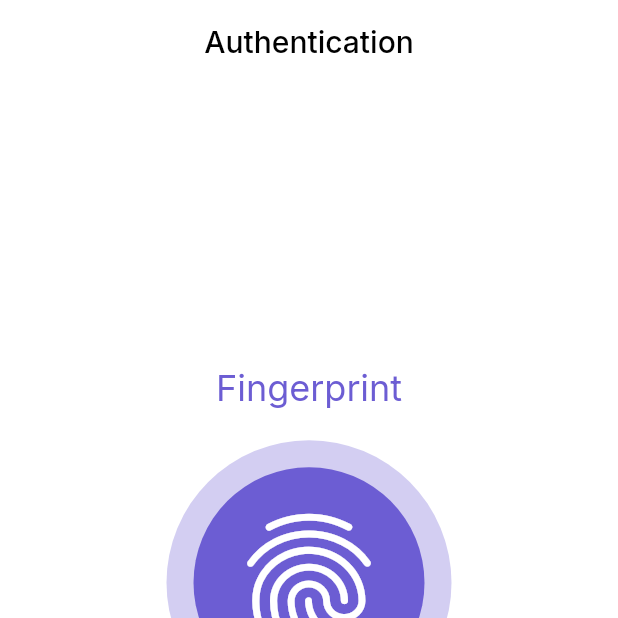
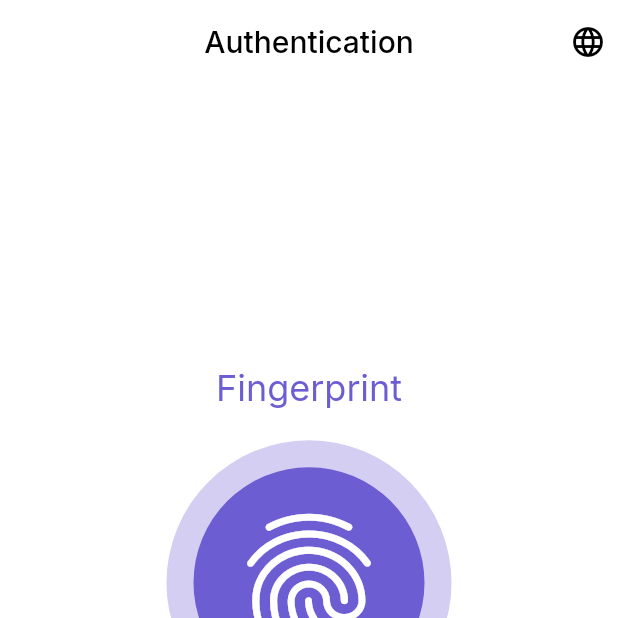
Before and after one commit to burakhangogce/password_manager, a Flutter app: the screen it shows after launch, on a phone screen of 412 x 824 dp, the top half of it. Run offline on Flutter 3.47's test engine with Material 2 defaults, Android fonts, the phone set to English and light mode, and no system bars; our stand-ins replace flutter_bloc, flutter_secure_storage, fluttertoast, get, google_fonts, hive and 2 more; missing offline and left inert: encrypt; accounts and stored records are empty.

Commit message:
language change

```diff
--- a/lib/Authentication.dart
+++ b/lib/Authentication.dart
@@ -1,6 +1,8 @@
 import 'dart:convert';
 import 'package:flutter/material.dart';
 import 'package:flutter_secure_storage/flutter_secure_storage.dart';
+import 'package:get/get.dart';
+import 'package:get/get_utils/src/extensions/internacionalization.dart';
 import 'package:hive/hive.dart';
 import 'package:google_fonts/google_fonts.dart';
 import 'package:hive_flutter/hive_flutter.dart';
@@ -116,21 +118,77 @@ class _AuthenticationPageState extends State<AuthenticationPage> {
     }
   }
 
+  final List locale = [
+    {'name': 'English', 'locale': Locale('en', 'US')},
+    {'name': 'Turkish', 'locale': Locale('tr', 'TR')},
+  ];
+  updateLanguage(Locale locale) {
+    Get.back();
+    Get.updateLocale(locale);
+  }
+
+  buildLanguageDialog(BuildContext context) {
+    showDialog(
+        context: context,
+        builder: (builder) {
+          return AlertDialog(
+            title: Text('Choose Your Language'),
+            content: Container(
+              width: double.maxFinite,
+              child: ListView.separated(
+                  shrinkWrap: true,
+                  itemBuilder: (context, index) {
+                    return Padding(
+                      padding: const EdgeInsets.all(8.0),
+                      child: GestureDetector(
+                        child: Text(locale[index]['name']),
+                        onTap: () {
+                          print(locale[index]['name']);
+                          updateLanguage(locale[index]['locale']);
+                        },
+                      ),
+                    );
+                  },
+                  separatorBuilder: (context, index) {
+                    return Divider(
+                      color: Colors.blue,
+                    );
+                  },
+                  itemCount: locale.length),
+            ),
+          );
+        });
+  }
+
   @override
   Widget build(BuildContext context) {
     return Scaffold(
       appBar: AppBar(
-        title: Text('Authentication',
+        title: Text('Authentication'.tr,
             style: GoogleFonts.getFont('Inter', color: Colors.black)),
         centerTitle: true,
         elevation: 0,
         backgroundColor: Colors.white,
+        actions: <Widget>[
+          Padding(
+            padding: const EdgeInsets.all(8.0),
+            child: GestureDetector(
+              onTap: () {
+                buildLanguageDialog(context);
+              },
+              child: Icon(
+                Icons.language,
+                color: Colors.black,
+              ),
+            ),
+          ),
+        ],
       ),
       body: Center(
         child: Column(
           mainAxisAlignment: MainAxisAlignment.center,
           children: [
-            Text('Fingerprint',
+            Text('Fingerprint'.tr,
                 style: GoogleFonts.getFont('Inter',
                     fontSize: 24, color: Color(0xff6C5DD3))),
             SizedBox(height: 20),
@@ -154,18 +212,17 @@ class _AuthenticationPageState extends State<AuthenticationPage> {
             TextButton(
               onPressed: () => Navigator.push(context,
                   MaterialPageRoute(builder: (_) => AuthenticationPinPage())),
-              child: Text('Try again PIN',
+              child: Text('tryAgainPIN'.tr,
                   style: GoogleFonts.getFont('Inter',
                       fontSize: 18, color: Color(0xff6C5DD3))),
             ),
             if (!authenticated)
-              Text(
-                  'Oh ! You Need to authenticate to move forward. \nI am doing this for you Safety!',
+              Text('youNeed'.tr,
                   style: GoogleFonts.getFont('Inter',
                       fontSize: 15, color: Colors.red)),
             TextButton(
               onPressed: () => authenticate(),
-              child: Text('Try again Biometrics',
+              child: Text('tryAgainBIO'.tr,
                   style: GoogleFonts.getFont('Inter',
                       fontSize: 18, color: Color(0xff6C5DD3))),
             ),
--- a/lib/controller/EncryptService.dart
+++ b/lib/controller/EncryptService.dart
@@ -2,6 +2,7 @@ import 'package:encrypt/encrypt.dart' as ENCRYPT;
 import 'package:flutter/material.dart';
 import 'package:flutter/services.dart';
 import 'package:fluttertoast/fluttertoast.dart';
+import 'package:get/get_utils/src/extensions/internacionalization.dart';
 
 class EncryptService {
   final iv = ENCRYPT.IV.fromLength(16);
@@ -28,7 +29,7 @@ class EncryptService {
     Clipboard.setData(ClipboardData(text: decrypted));
 
     Fluttertoast.showToast(
-        msg: 'Copied to your Clipboard',
+        msg: 'Copied to your Clipboard'.tr,
         toastLength: Toast.LENGTH_SHORT,
         gravity: ToastGravity.BOTTOM,
         timeInSecForIosWeb: 2,
--- /dev/null
+++ b/lib/language/localeString.dart
@@ -0,0 +1,40 @@
+import 'package:get/get.dart';
+
+class LocaleString extends Translations {
+  @override
+  // TODO: implement keys
+  Map<String, Map<String, String>> get keys => {
+        //ENGLISH LANGUAGE
+        'en_US': {
+          'Authentication': 'Authentication',
+          'tryAgainPIN': 'Try again PIN',
+          'tryAgainBIO': 'Try again Biometrics',
+          'youNeed':
+              'Oh ! You Need to authenticate to move forward. \nI am doing this for you Safety!',
+          'Fingerprint': 'Fingerprint',
+          'Your Passwords': 'Your Passwords',
+          'No Value!': 'No Value',
+          'Service': 'Service',
+          'usernameInfo': 'Username/Email/Phone',
+          'Password': 'Password',
+          'Save': 'Save',
+          'Copied to your Clipboard': 'Copied to your Clipboard',
+        },
+        //TURKISH LANGUAGE
+        'tr_TR': {
+          'Authentication': 'Kimlik Doğrulama',
+          'tryAgainPIN': 'PIN"i tekrar deneyin',
+          'tryAgainBIO': 'Parmak izini tekrar deneyin',
+          'youNeed':
+              'İlerlemek için kimlik doğrulaması yapman gerekir. Bunu senin güvenliğin için yapıyoruz!',
+          'Fingerprint': 'Parmak İzi',
+          'Your Passwords': 'Şifreleriniz',
+          'No Value!': 'Değer yok',
+          'Service': 'Servis',
+          'usernameInfo': 'Kullanıcı Adı/Email/Telefon',
+          'Password': 'Şifre',
+          'Save': 'Kaydet',
+          'Copied to your Clipboard': 'Panonuza kopyalandı',
+        },
+      };
+}
--- a/lib/main.dart
+++ b/lib/main.dart
@@ -1,6 +1,8 @@
 import 'package:flutter/material.dart';
 import 'package:flutter/services.dart';
 import 'package:flutter_bloc/flutter_bloc.dart';
+import 'package:get/get.dart';
+import 'package:password_manager/language/localeString.dart';
 
 import 'Authentication.dart';
 
@@ -12,10 +14,10 @@ class MyApp extends StatelessWidget {
     SystemChrome.setSystemUIOverlayStyle(
         SystemUiOverlayStyle(statusBarColor: Colors.transparent));
 
-    return MultiBlocProvider(
-      providers: [BlocProvider<CinemaBloc>(create: (context) => CinemaBloc())],
-      child: MaterialApp(
+    return GetMaterialApp(
       debugShowCheckedModeBanner: false,
+      translations: LocaleString(),
+      locale: Locale('en', 'US'),
       title: 'Frave - Projects',
       initialRoute: '/',
       routes: routes,
@@ -23,7 +25,6 @@ class MyApp extends StatelessWidget {
           scaffoldBackgroundColor: Colors.white,
           primaryColorBrightness: Brightness.light,
           visualDensity: VisualDensity.adaptivePlatformDensity),
-      ),
     );
   }
 }
--- a/pubspec.yaml
+++ b/pubspec.yaml
@@ -44,6 +44,7 @@ dependencies:
   hive_flutter: ^1.0.0
   local_auth: ^1.1.6
   url_launcher: ^6.0.12
+  get: ^4.6.1
 
 dev_dependencies:
   flutter_test:
```
Also changed, not shown: lib/PasswordHome.dart (+73 -12 lines), pubspec.lock. Lines whose indentation alone changed are shown as unchanged.
